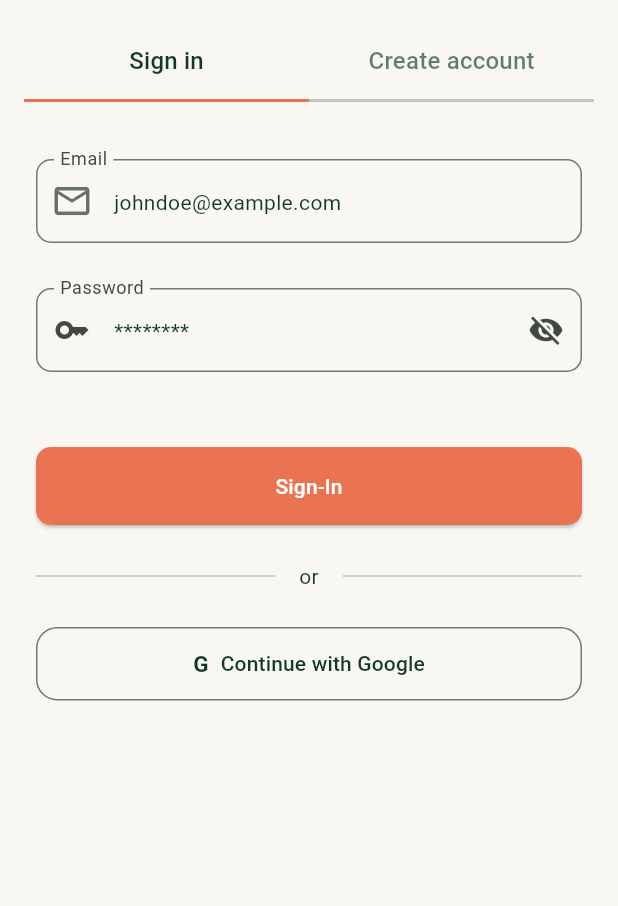
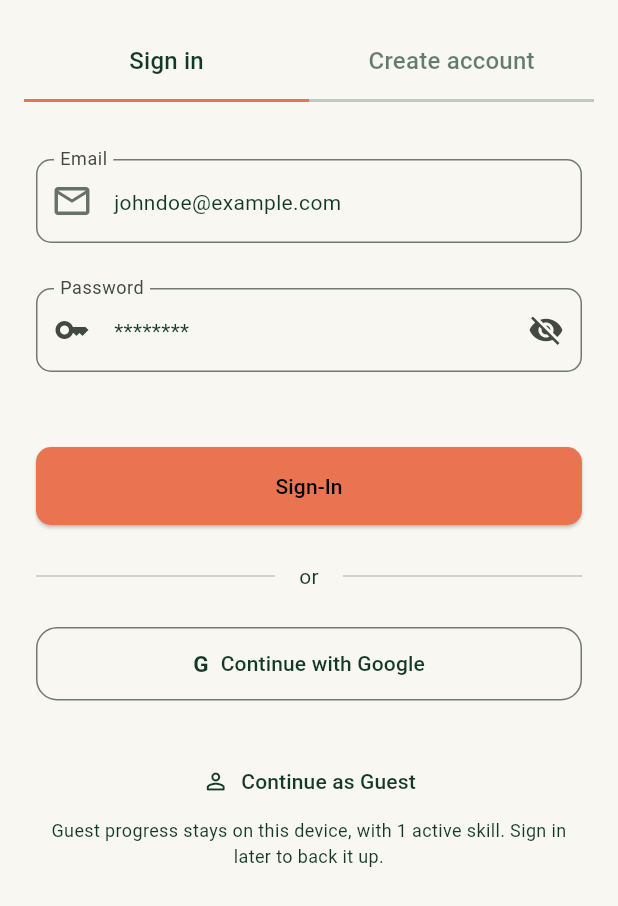
Before and after one commit to Harlloh/skillz_log, a Flutter app: the AuthWidget widget shown alone on an empty page, opened directly, on a phone screen of 412 x 824 dp. Shown: the top 906 px of the screen. Run offline on Flutter 3.47's test engine with Material 3 defaults, Android fonts, the phone set to English and light mode, and no system bars.

Commit message:
updated the auth screen to include guest sign-in

```diff
--- a/lib/auth/auth_controller.dart
+++ b/lib/auth/auth_controller.dart
@@ -10,7 +10,7 @@ class AuthController extends ValueNotifier<AuthStatus> {
   Future<void> initialize() async {
     //replace this with the real session check later
     await Future<void>.delayed(Duration(milliseconds: 1200));
-    value = AuthStatus.unauthenticated;
+    value = AuthStatus.authenticated;
   }
 
   void markAsAuthenticated() {
--- a/lib/data/app_theme.dart
+++ b/lib/data/app_theme.dart
@@ -5,6 +5,8 @@ import 'package:flutter/material.dart';
 abstract final class AppColors {
   static const primary = Color(0xFF133924);
   static const darkPrimary = Color(0xFF1D4A30);
+  static const lightTextPrimary = primary;
+  static const darkTextPrimary = Colors.white;
   static const secondary = Color(0xFFEA7451);
   static const darkSecondary = Color(0xFFFF9A75);
   static const onPrimary = Color(0xFFFAFAF6);
@@ -16,6 +18,9 @@ abstract final class AppColors {
 
   static const darkBackground = Color(0xFF0B1D14);
   static const darkForeground = Color(0xFFF6F5EE);
+
+  static Color textPrimary(Brightness brightness) =>
+      brightness == Brightness.light ? lightTextPrimary : darkTextPrimary;
 }
 
 abstract final class AppTheme {
--- /dev/null
+++ b/lib/utils/appNavigator.dart
@@ -0,0 +1,34 @@
+import 'package:flutter/material.dart';
+
+class AppNavigator {
+  AppNavigator._();
+
+  static Future<T?> push<T>(BuildContext context, Widget screen){
+    return Navigator.of(context).push<T>(
+      MaterialPageRoute(builder: (_) => screen)
+    );
+  }
+  static Future<T?> replace<T, TO>(BuildContext context, Widget screen){
+    return Navigator.of(context).pushReplacement<T, TO>(
+      MaterialPageRoute(builder: (_) => screen)
+    );
+  }
+    static Future<T?> pushAndClear<T>(
+    BuildContext context,
+    Widget screen,
+  ) {
+    return Navigator.of(context).pushAndRemoveUntil<T>(
+      MaterialPageRoute(
+        builder: (_) => screen,
+      ),
+      (_) => false,
+    );
+  }
+
+  static void pop<T>(
+    BuildContext context, [
+    T? result,
+  ]) {
+    Navigator.of(context).pop<T>(result);
+  }
+}
--- a/lib/utils/utils.dart
+++ b/lib/utils/utils.dart
@@ -1,3 +1,5 @@
+import 'package:flutter/material.dart';
+
 String? passwordValidator(String? value, {required bool isCreateAccount}) {
   if (value == null || value.isEmpty) {
     return 'Password is required';
--- a/lib/widgets/auth_form_widget.dart
+++ b/lib/widgets/auth_form_widget.dart
@@ -1,5 +1,8 @@
 import 'package:flutter/material.dart';
+import 'package:skillz_log/data/app_theme.dart';
 import 'package:skillz_log/data/constants.dart';
+import 'package:skillz_log/pages/home_screen.dart';
+import 'package:skillz_log/utils/appNavigator.dart';
 import 'package:skillz_log/utils/utils.dart';
 
 //
@@ -31,6 +34,7 @@ class _AuthFormWidgetState extends State<AuthFormWidget> {
   Widget build(BuildContext context) {
     final theme = Theme.of(context);
     final colors = theme.colorScheme;
+    final textPrimary = AppColors.textPrimary(theme.brightness);
 
     Future<void> _submitEmailAuth() async {
       setState(() {
@@ -54,6 +58,8 @@ class _AuthFormWidgetState extends State<AuthFormWidget> {
       } else {
         // normal create account
       }
+        AppNavigator.replace(context, HomeScreen());
+
     }
 
     Future<void> _submitGoogleAuth() async {
@@ -63,6 +69,7 @@ class _AuthFormWidgetState extends State<AuthFormWidget> {
       } else {
         // normal create account
       }
+      AppNavigator.replace(context, HomeScreen());
     }
 
     return Form(
@@ -110,9 +117,9 @@ class _AuthFormWidgetState extends State<AuthFormWidget> {
                 ),
                 floatingLabelBehavior: FloatingLabelBehavior.always,
               ),
-              validator: (value) {
-                return emailValidator(value);
-              },
+              // validator: (value) {
+              //   return emailValidator(value);
+              // },
             ),
             SizedBox(height: 30),
             TextFormField(
@@ -139,13 +146,13 @@ class _AuthFormWidgetState extends State<AuthFormWidget> {
                 ),
               ),
               obscureText: !showPassword,
-              validator: (value) {
-                return passwordValidator(
-                  value,
-                  isCreateAccount:
-                      widget.selectedMode == AuthMode.createAccount,
-                );
-              },
+              // validator: (value) {
+              //   return passwordValidator(
+              //     value,
+              //     isCreateAccount:
+              //         widget.selectedMode == AuthMode.createAccount,
+              //   );
+              // },
             ),
             SizedBox(height: 50),
             SizedBox(
@@ -161,7 +168,10 @@ class _AuthFormWidgetState extends State<AuthFormWidget> {
                     borderRadius: BorderRadius.circular(10),
                   ),
                 ),
-                child: Text(widget.selectedMode.label),
+                child: Text(
+                  widget.selectedMode.label,
+                  style: TextStyle(color: Colors.black),
+                ),
               ),
             ),
             const SizedBox(height: 24),
@@ -192,12 +202,37 @@ class _AuthFormWidgetState extends State<AuthFormWidget> {
                   style: TextStyle(fontSize: 14, fontWeight: FontWeight.w500),
                 ),
                 style: OutlinedButton.styleFrom(
+                  foregroundColor: textPrimary,
                   padding: const EdgeInsets.symmetric(vertical: 14),
                   shape: RoundedRectangleBorder(
                     borderRadius: BorderRadius.circular(14),
                   ),
                 ),
               ),
+            ),
+            SizedBox(height: 30),
+            SizedBox(
+              width: double.infinity,
+              child: TextButton.icon(
+                onPressed: _submitGoogleAuth,
+                icon: Icon(Icons.person_outline_rounded),
+                label: const Text(
+                  'Continue as Guest',
+                  style: TextStyle(fontSize: 14, fontWeight: FontWeight.w500),
+                ),
+                style: TextButton.styleFrom(
+                  foregroundColor: textPrimary,
+                  padding: const EdgeInsets.symmetric(vertical: 14),
+                  shape: RoundedRectangleBorder(
+                    borderRadius: BorderRadius.circular(14),
+                  ),
+                ),
+              ),
+            ),
+            Text(
+              'Guest progress stays on this device, with 1 active skill. Sign in later to back it up.',
+              textAlign: TextAlign.center,
+              style: TextStyle(fontSize: 12.0,),
             ),
             SizedBox(height: 50),
           ],
--- a/lib/widgets/auth_widget.dart
+++ b/lib/widgets/auth_widget.dart
@@ -1,4 +1,5 @@
 import 'package:flutter/material.dart';
+import 'package:skillz_log/data/app_theme.dart';
 import 'package:skillz_log/data/constants.dart';
 import 'package:skillz_log/widgets/auth_form_widget.dart';
 
@@ -14,6 +15,7 @@ class _AuthWidgetState extends State<AuthWidget> {
   Widget _buildTab(String label, AuthMode mode, ThemeData theme) {
     final selected = _selectedMode == mode;
     final colors = theme.colorScheme;
+    final textPrimary = AppColors.textPrimary(theme.brightness);
 
     return Expanded(
       child: InkWell(
@@ -29,7 +31,7 @@ class _AuthWidgetState extends State<AuthWidget> {
                   label,
                   style: theme.textTheme.titleMedium?.copyWith(
                     color: selected
-                        ? colors.primary
+                        ? textPrimary
                         : colors.onSurface.withValues(alpha: 0.65),
                   ),
                 ),
```
Also changed, not shown: lib/widgets/header_widget.dart (added, +10 -0 lines).
